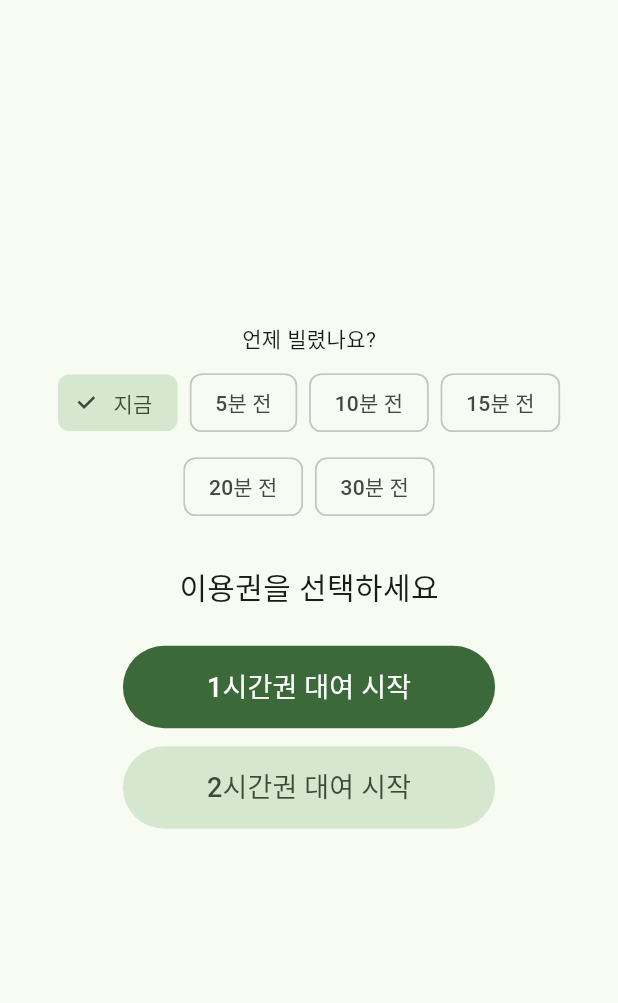
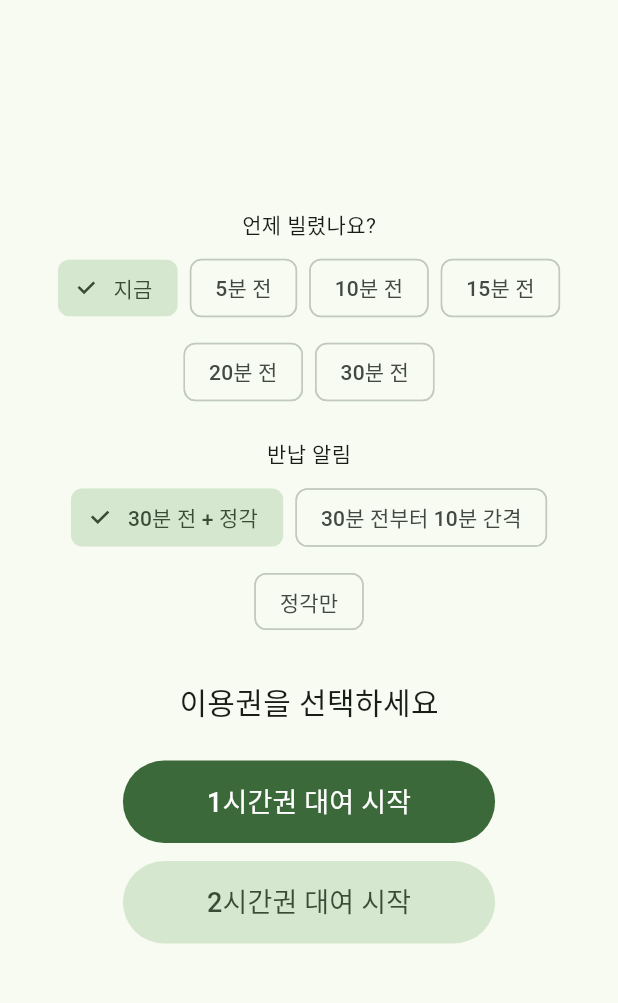
Before and after one commit to sooya8922/ttareungi, a Flutter app: the screen it shows after launch, after a tap on "1시간권 대여 시작", after a tap on "반납하기", on a phone screen of 412 x 824 dp, the part 84-1087 px from its top. Run offline on Flutter 3.47's test engine with Material 3 defaults, Android fonts, the phone set to English and light mode, and no system bars; our stand-ins replace flutter_local_notifications, flutter_map, geolocator, latlong2, shared_preferences, timezone.

Commit message:
feat: 반납 알림 방식 선택 · 아이콘 안전영역 한계까지 확대
- 알림 3종: '30분 전 + 정각'(기본) / '30분 전부터 10분 간격'(30·20·10·정각) / '정각만'
- 선택은 저장되어 다음 대여에도 유지
- 아이콘: 적응형 전경 scale 0.90 + 굵기 56 (안전원 33.3% 대비 32.7%, 잘림 직전 한계)
  일반 아이콘은 잘리지 않으므로 scale 1.20 + 굵기 62
- 타이머 화면 스크롤 가능하게(설정 칩 증가로 작은 화면 오버플로 방지)

```diff
--- a/lib/main.dart
+++ b/lib/main.dart
@@ -83,8 +83,18 @@ class _TimerPageState extends State<TimerPage> {
   // 자전거를 빌린 뒤 앱을 늦게 켜면 타이머가 그만큼 어긋난다. 대여 시각을 소급 보정.
   int _startedAgoMin = 0;
 
+  String _notifMode = 'std';
+
   static const _kStart = 'start_ms';
   static const _kLimit = 'limit_sec';
+  static const _kNotifMode = 'notif_mode';
+
+  // 반납 몇 분 전에 울릴지. 0 = 반납 시각 정각.
+  static const _notifPlans = <String, List<int>>{
+    'std': [30, 0],
+    'often': [30, 20, 10, 0],
+    'end': [0],
+  };
 
   @override
   void initState() {
@@ -94,6 +104,7 @@ class _TimerPageState extends State<TimerPage> {
 
   Future<void> _restore() async {
     final prefs = await SharedPreferences.getInstance();
+    setState(() => _notifMode = prefs.getString(_kNotifMode) ?? 'std');
     final startMs = prefs.getInt(_kStart);
     final limitSec = prefs.getInt(_kLimit);
     if (startMs != null && limitSec != null) {
@@ -128,11 +139,24 @@ class _TimerPageState extends State<TimerPage> {
     await prefs.setInt(_kLimit, limit.inSeconds);
 
     await _notif.cancelAll();
-    final before30 = deadline.subtract(const Duration(minutes: 30));
-    await _scheduleNotif(1, before30, '반납 30분 전', '반납까지 30분 남았어요');
-    await _scheduleNotif(2, deadline, '반납 시간', '지금 반납하세요');
+    final plan = _notifPlans[_notifMode] ?? _notifPlans['std']!;
+    for (var i = 0; i < plan.length; i++) {
+      final m = plan[i];
+      await _scheduleNotif(
+        i + 1,
+        deadline.subtract(Duration(minutes: m)),
+        m == 0 ? '반납 시간' : '반납 $m분 전',
+        m == 0 ? '지금 반납하세요' : '반납까지 $m분 남았어요',
+      );
+    }
 
     _startTicker();
+  }
+
+  Future<void> _setNotifMode(String mode) async {
+    setState(() => _notifMode = mode);
+    final prefs = await SharedPreferences.getInstance();
+    await prefs.setString(_kNotifMode, mode);
   }
 
   Future<void> _returnBike() async {
@@ -183,8 +207,14 @@ class _TimerPageState extends State<TimerPage> {
           ),
         ],
       ),
-      body: Center(
-        child: _startTime == null ? _idleView() : _rentingView(),
+      body: SafeArea(
+        child: Center(
+          // 설정 칩이 늘어나 작은 화면에서 넘칠 수 있어 스크롤 가능하게.
+          child: SingleChildScrollView(
+            padding: const EdgeInsets.symmetric(horizontal: 16, vertical: 24),
+            child: _startTime == null ? _idleView() : _rentingView(),
+          ),
+        ),
       ),
     );
   }
@@ -225,11 +255,38 @@ class _TimerPageState extends State<TimerPage> {
     );
   }
 
+  Widget _notifChips() {
+    Widget chip(String mode, String label) => ChoiceChip(
+          label: Text(label),
+          selected: _notifMode == mode,
+          onSelected: (_) => _setNotifMode(mode),
+        );
+
+    return Column(
+      children: [
+        const Text('반납 알림', style: TextStyle(fontSize: 14)),
+        const SizedBox(height: 8),
+        Wrap(
+          spacing: 8,
+          runSpacing: 8,
+          alignment: WrapAlignment.center,
+          children: [
+            chip('std', '30분 전 + 정각'),
+            chip('often', '30분 전부터 10분 간격'),
+            chip('end', '정각만'),
+          ],
+        ),
+      ],
+    );
+  }
+
   Widget _idleView() {
     return Column(
       mainAxisAlignment: MainAxisAlignment.center,
       children: [
         _agoChips(),
+        const SizedBox(height: 20),
+        _notifChips(),
         const SizedBox(height: 28),
         const Text('이용권을 선택하세요', style: TextStyle(fontSize: 20)),
         const SizedBox(height: 24),
```
Also changed, not shown: assets/icon/icon.png, assets/icon/icon_fg.png, icon_512.png, 11 other files.
